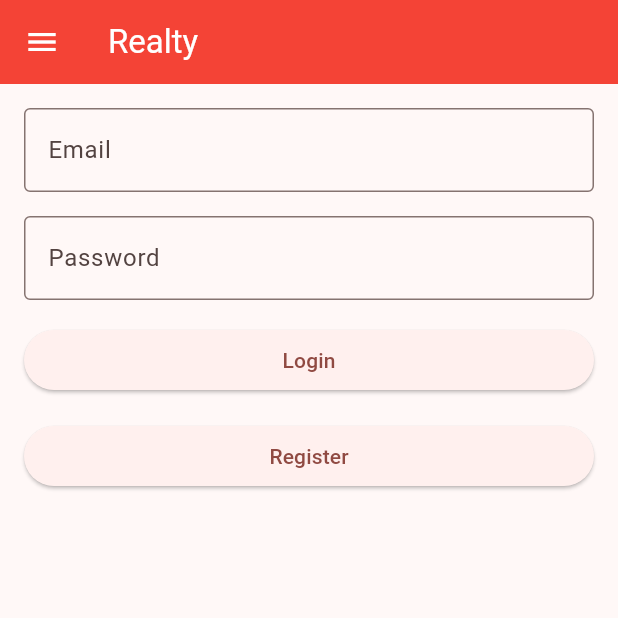
After one commit to HatNJacket/realty_group_project, a Flutter app: the LoginPage screen opened directly, on a phone screen of 412 x 824 dp, the top half of it. The commit adds this screen. Run offline on Flutter 3.47's test engine with Material 3 defaults, Android fonts, the phone set to English and light mode, and no system bars; our stand-ins replace cloud_firestore, firebase_auth, firebase_core, flutter_local_notifications, flutter_map, latlong2 and 2 more; accounts and stored records are empty.

Commit message:
Adds Logging in, registering, and a profile page.

```diff
--- /dev/null
+++ b/lib/AuthService.dart
@@ -0,0 +1,29 @@
+import 'package:firebase_auth/firebase_auth.dart';
+
+class AuthService {
+  final FirebaseAuth _auth = FirebaseAuth.instance;
+
+  // Sign in with email and password
+  Future<User?> signInWithEmailAndPassword(String email, String password) async {
+    try {
+      UserCredential userCredential = await _auth.signInWithEmailAndPassword(
+        email: email,
+        password: password,
+      );
+      return userCredential.user;
+    } catch (e) {
+      print(e);
+      return null;
+    }
+  }
+
+  // Sign out
+  Future<void> signOut() async {
+    await _auth.signOut();
+  }
+
+  // Auth change user stream
+  Stream<User?> get user {
+    return _auth.authStateChanges();
+  }
+}
--- /dev/null
+++ b/lib/LoginPage.dart
@@ -0,0 +1,118 @@
+import 'package:firebase_auth/firebase_auth.dart';
+import 'package:flutter/material.dart';
+import 'package:provider/provider.dart';
+import 'package:realty_group_project/Authservice.dart';
+import 'package:realty_group_project/ListingsPage.dart';
+import 'NotificationHandler.dart';
+import 'AppDrawer.dart';
+import 'Register.dart';
+import 'UserModel.dart';
+
+
+class LoginPage extends StatefulWidget {
+  const LoginPage({super.key});
+
+  @override
+  LoginPageState createState() => LoginPageState();
+}
+
+class LoginPageState extends State<LoginPage>{
+
+  NotificationHandler notificationHandler = NotificationHandler();
+  final TextEditingController emailController = TextEditingController();
+  final TextEditingController passwordController = TextEditingController();
+  final AuthService _auth = AuthService();
+
+  @override
+  void initState() {
+    super.initState();
+    notificationHandler.initializeNotifications();
+  }
+
+  void _showSnackbar(String message) {
+    ScaffoldMessenger.of(context).showSnackBar(
+      SnackBar(
+        content: Text(message),
+        duration: const Duration(seconds: 2),
+      ),
+    );
+  }
+
+  void _login() async {
+      User? user = await _auth.signInWithEmailAndPassword(
+      emailController.text.trim(),
+      passwordController.text.trim(),
+      );
+    if(user != null){
+      Provider.of<UserModel>(context, listen: false).setUser(user);
+      Navigator.of(context).pushReplacement(
+        MaterialPageRoute(builder: (context) => ListingsPage()),
+      );
+      _showSnackbar("Successfully logged in.");
+    }
+  }
+
+  @override
+  Widget build(BuildContext context) {
+    return Scaffold(
+      appBar: AppBar(
+        backgroundColor: Colors.red,
+        foregroundColor: Colors.white,
+        title: const Text("Realty"),
+      ),
+      drawer: AppDrawer(notificationHandler: notificationHandler),
+      body: Padding(
+        padding: const EdgeInsets.all(16.0),
+        child: Column(
+          mainAxisAlignment: MainAxisAlignment.start,
+          crossAxisAlignment: CrossAxisAlignment.stretch,
+          children: [
+            TextField(
+              controller: emailController,
+              decoration: InputDecoration(
+                labelText: 'Email',
+                border: OutlineInputBorder(),
+              ),
+            ),
+            SizedBox(height: 16.0),
+            TextField(
+              controller: passwordController,
+              decoration: InputDecoration(
+                labelText: 'Password',
+                border: OutlineInputBorder(),
+              ),
+              obscureText: true,
+            ),
+            SizedBox(height: 16.0),
+            ElevatedButton(
+              onPressed: () {
+                _login();
+              },
+              child: Text('Login'),
+            ),
+            SizedBox(height: 16.0),
+            ElevatedButton(
+              onPressed: () {
+                // Show the register dialog
+                showDialog(
+                  context: context,
+                  builder: (BuildContext context) {
+                    return RegisterDialog(
+                      onSuccess: _showSnackbar,
+                    );
+                  },
+                );
+              },
+              child: Text('Register'),
+            ),
+          ],
+        ),
+      ),
+    );
+  }
+}
+
+
+//TODO: Login Page with Username/Password
+//TODO: Track login status throughout app, allow using the app as a guest
+//TODO: Add Login/Logout button to the app drawer
--- /dev/null
+++ b/lib/UserModel.dart
@@ -0,0 +1,19 @@
+import 'package:flutter/material.dart';
+// import 'User.dart';
+import 'package:firebase_auth/firebase_auth.dart';
+
+class UserModel extends ChangeNotifier {
+  User? _user;
+
+  User? get user => _user;
+
+  void setUser(User user) {
+    _user = user;
+    notifyListeners();
+  }
+
+  void clearUser() {
+    _user = null;
+    notifyListeners();
+  }
+}
--- a/pubspec.yaml
+++ b/pubspec.yaml
@@ -45,6 +45,7 @@ dependencies:
   permission_handler:
   flutter_map: ^7.0.2
   latlong2: ^0.9.1
+  firebase_auth: ^5.3.3
 
 dev_dependencies:
   flutter_test:
```
Also changed, not shown: lib/AppDrawer.dart (+70 -2 lines), lib/Register.dart (added, +125 -0 lines), lib/UserData.dart (added, +40 -0 lines), lib/UserPage.dart (added, +152 -0 lines), lib/main.dart (+6 -2 lines), pubspec.lock, 4 other files.
